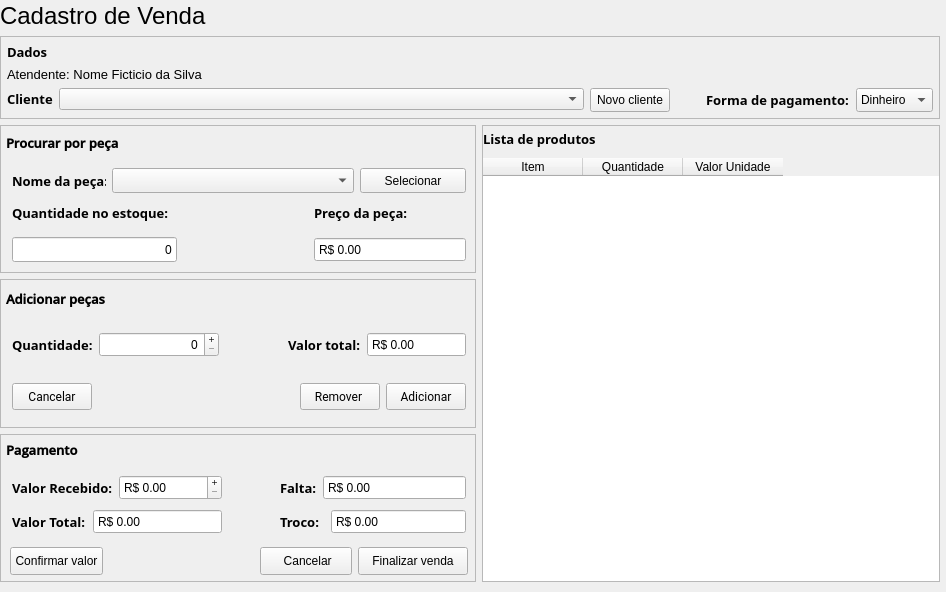
PedroGregori/Projeto_Integrador--SENAC_BA-2022, file view/sell.ui: the form before one commit.
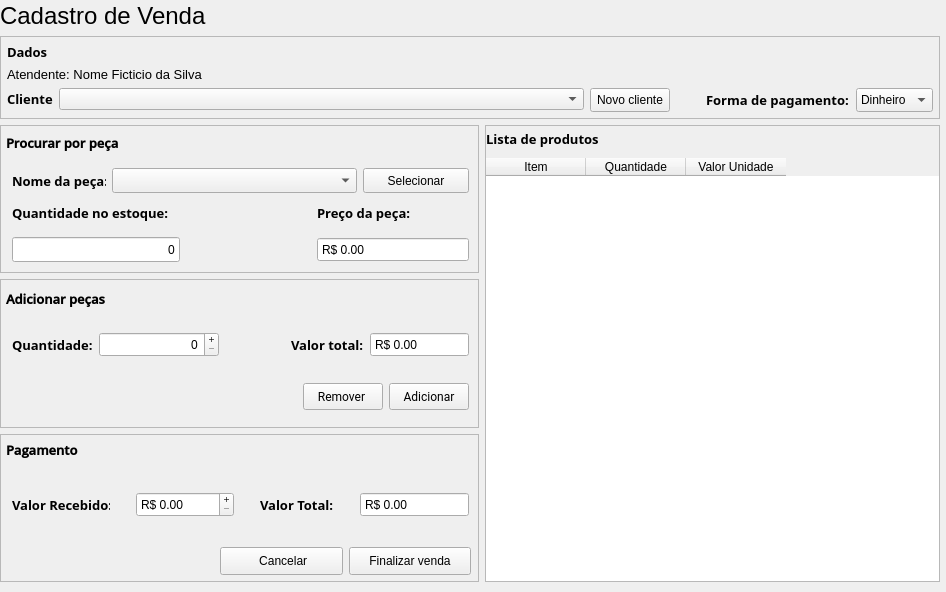
The form after the commit.

Diff of the .ui file:
```diff
--- a/view/sell.ui
+++ b/view/sell.ui
@@ -776,25 +776,6 @@
                  <property name="bottomMargin">
                   <number>4</number>
                  </property>
-                 <item>
-                  <widget class="QPushButton" name="Btn_cancelInsert">
-                   <property name="minimumSize">
-                    <size>
-                     <width>78</width>
-                     <height>27</height>
-                    </size>
-                   </property>
-                   <property name="font">
-                    <font>
-                     <family>Roboto</family>
-                     <pointsize>9</pointsize>
-                    </font>
-                   </property>
-                   <property name="text">
-                    <string>Cancelar</string>
-                   </property>
-                  </widget>
-                 </item>
                  <item>
                   <spacer name="horizontalSpacer">
                    <property name="orientation">
@@ -923,7 +904,10 @@
                   <height>0</height>
                  </size>
                 </property>
-                <layout class="QVBoxLayout" name="verticalLayout_2">
+                <layout class="QHBoxLayout" name="horizontalLayout_6">
+                 <property name="spacing">
+                  <number>26</number>
+                 </property>
                  <property name="leftMargin">
                   <number>0</number>
                  </property>
@@ -936,6 +920,8 @@
                  <property name="bottomMargin">
                   <number>0</number>
                  </property>
+                 <item>
+                  <layout class="QHBoxLayout" name="horizontalLayout_7">
                  <item>
                   <layout class="QHBoxLayout" name="horizontalLayout_4">
                    <item>
@@ -978,8 +964,6 @@
                   </layout>
                  </item>
                  <item>
-                  <layout class="QHBoxLayout" name="horizontalLayout_7">
-                   <item>
                     <widget class="QLabel" name="label_21">
                      <property name="maximumSize">
                       <size>
@@ -1027,162 +1011,6 @@
                 </layout>
                </widget>
               </item>
-              <item>
-               <spacer name="horizontalSpacer_7">
-                <property name="orientation">
-                 <enum>Qt::Horizontal</enum>
-                </property>
-                <property name="sizeType">
-                 <enum>QSizePolicy::Preferred</enum>
-                </property>
-                <property name="sizeHint" stdset="0">
-                 <size>
-                  <width>52</width>
-                  <height>17</height>
-                 </size>
-                </property>
-               </spacer>
-              </item>
-              <item>
-               <widget class="QFrame" name="frame_2">
-                <property name="minimumSize">
-                 <size>
-                  <width>186</width>
-                  <height>0</height>
-                 </size>
-                </property>
-                <property name="maximumSize">
-                 <size>
-                  <width>193</width>
-                  <height>16777215</height>
-                 </size>
-                </property>
-                <layout class="QVBoxLayout" name="verticalLayout_5">
-                 <property name="leftMargin">
-                  <number>0</number>
-                 </property>
-                 <property name="topMargin">
-                  <number>0</number>
-                 </property>
-                 <property name="rightMargin">
-                  <number>0</number>
-                 </property>
-                 <property name="bottomMargin">
-                  <number>0</number>
-                 </property>
-                 <item>
-                  <layout class="QHBoxLayout" name="horizontalLayout_6">
-                   <item>
-                    <widget class="QLabel" name="label_22">
-                     <property name="maximumSize">
-                      <size>
-                       <width>37</width>
-                       <height>16777215</height>
-                      </size>
-                     </property>
-                     <property name="font">
-                      <font>
-                       <family>Segoe UI Semibold</family>
-                       <pointsize>10</pointsize>
-                       <weight>75</weight>
-                       <bold>true</bold>
-                      </font>
-                     </property>
-                     <property name="text">
-                      <string>Falta:</string>
-                     </property>
-                    </widget>
-                   </item>
-                   <item>
-                    <widget class="QDoubleSpinBox" name="doubleSpinBox_3">
-                     <property name="minimumSize">
-                      <size>
-                       <width>0</width>
-                       <height>25</height>
-                      </size>
-                     </property>
-                     <property name="font">
-                      <font>
-                       <pointsize>9</pointsize>
-                      </font>
-                     </property>
-                     <property name="readOnly">
-                      <bool>true</bool>
-                     </property>
-                     <property name="buttonSymbols">
-                      <enum>QAbstractSpinBox::NoButtons</enum>
-                     </property>
-                     <property name="prefix">
-                      <string>R$ </string>
-                     </property>
-                     <property name="maximum">
-                      <double>1000000.000000000000000</double>
-                     </property>
-                    </widget>
-                   </item>
-                  </layout>
-                 </item>
-                 <item>
-                  <layout class="QHBoxLayout" name="horizontalLayout_9">
-                   <item>
-                    <widget class="QLabel" name="label_20">
-                     <property name="maximumSize">
-                      <size>
-                       <width>45</width>
-                       <height>16777215</height>
-                      </size>
-                     </property>
-                     <property name="font">
-                      <font>
-                       <family>Segoe UI Semibold</family>
-                       <pointsize>10</pointsize>
-                       <weight>75</weight>
-                       <bold>true</bold>
-                      </font>
-                     </property>
-                     <property name="text">
-                      <string>Troco:</string>
-                     </property>
-                    </widget>
-                   </item>
-                   <item>
-                    <widget class="QDoubleSpinBox" name="doubleSpinBox_4">
-                     <property name="minimumSize">
-                      <size>
-                       <width>0</width>
-                       <height>25</height>
-                      </size>
-                     </property>
-                     <property name="maximumSize">
-                      <size>
-                       <width>16777215</width>
-                       <height>16777215</height>
-                      </size>
-                     </property>
-                     <property name="font">
-                      <font>
-                       <pointsize>9</pointsize>
-                      </font>
-                     </property>
-                     <property name="readOnly">
-                      <bool>true</bool>
-                     </property>
-                     <property name="buttonSymbols">
-                      <enum>QAbstractSpinBox::NoButtons</enum>
-                     </property>
-                     <property name="prefix">
-                      <string>R$ </string>
-                     </property>
-                     <property name="maximum">
-                      <double>1000000.000000000000000</double>
-                     </property>
-                    </widget>
-                   </item>
-                  </layout>
-                 </item>
-                </layout>
-               </widget>
-              </item>
              </layout>
             </widget>
            </item>
@@ -1197,24 +1025,6 @@
              <property name="bottomMargin">
               <number>2</number>
              </property>
-             <item>
-              <widget class="QPushButton" name="Btn_confirmValue">
-               <property name="minimumSize">
-                <size>
-                 <width>91</width>
-                 <height>28</height>
-                </size>
-               </property>
-               <property name="font">
-                <font>
-                 <pointsize>9</pointsize>
-                </font>
-               </property>
-               <property name="text">
-                <string>Confirmar valor</string>
-               </property>
-              </widget>
-             </item>
              <item>
               <spacer name="horizontalSpacer_5">
                <property name="orientation">
@@ -1225,7 +1035,7 @@
                </property>
                <property name="sizeHint" stdset="0">
                 <size>
-                 <width>151</width>
+                 <width>210</width>
                  <height>20</height>
                 </size>
                </property>
```
Left out of the diff: 2 changed lines with no effect on the pictures. Lines whose indentation alone changed are shown as unchanged.
